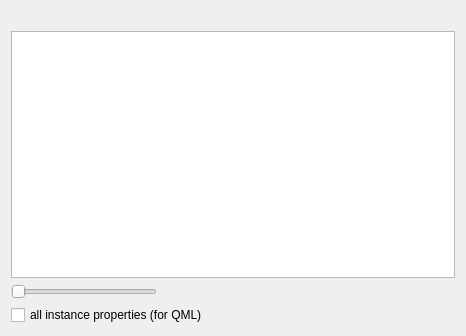
Before: the Qt Designer form gui/properties.ui in lisp-mirror/eql5, drawn with Qt 5.
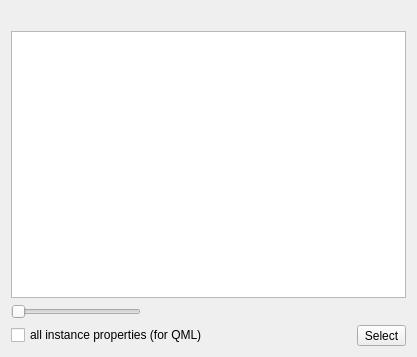
After: the same form once the commit is applied.

The edit to the form file:
```diff
--- a/gui/properties.ui
+++ b/gui/properties.ui
@@ -6,8 +6,8 @@
    <rect>
     <x>0</x>
     <y>0</y>
-    <width>466</width>
-    <height>336</height>
+    <width>417</width>
+    <height>357</height>
    </rect>
   </property>
   <property name="windowTitle">
@@ -48,11 +48,31 @@
     </layout>
    </item>
    <item>
+    <layout class="QHBoxLayout" name="horizontalLayout_2">
+     <item>
     <widget class="QCheckBox" name="instance_properties">
+       <property name="sizePolicy">
+        <sizepolicy hsizetype="Minimum" vsizetype="Fixed">
+         <horstretch>1</horstretch>
+         <verstretch>0</verstretch>
+        </sizepolicy>
+       </property>
      <property name="text">
       <string>all instance properties (for QML)</string>
      </property>
     </widget>
+     </item>
+     <item>
+      <widget class="QToolButton" name="select">
+       <property name="toolTip">
+        <string>Select QWidget or QQuickItem</string>
+       </property>
+       <property name="text">
+        <string>Select</string>
+       </property>
+      </widget>
+     </item>
+    </layout>
    </item>
   </layout>
  </widget>
```
Lines whose indentation alone changed are shown as unchanged.
